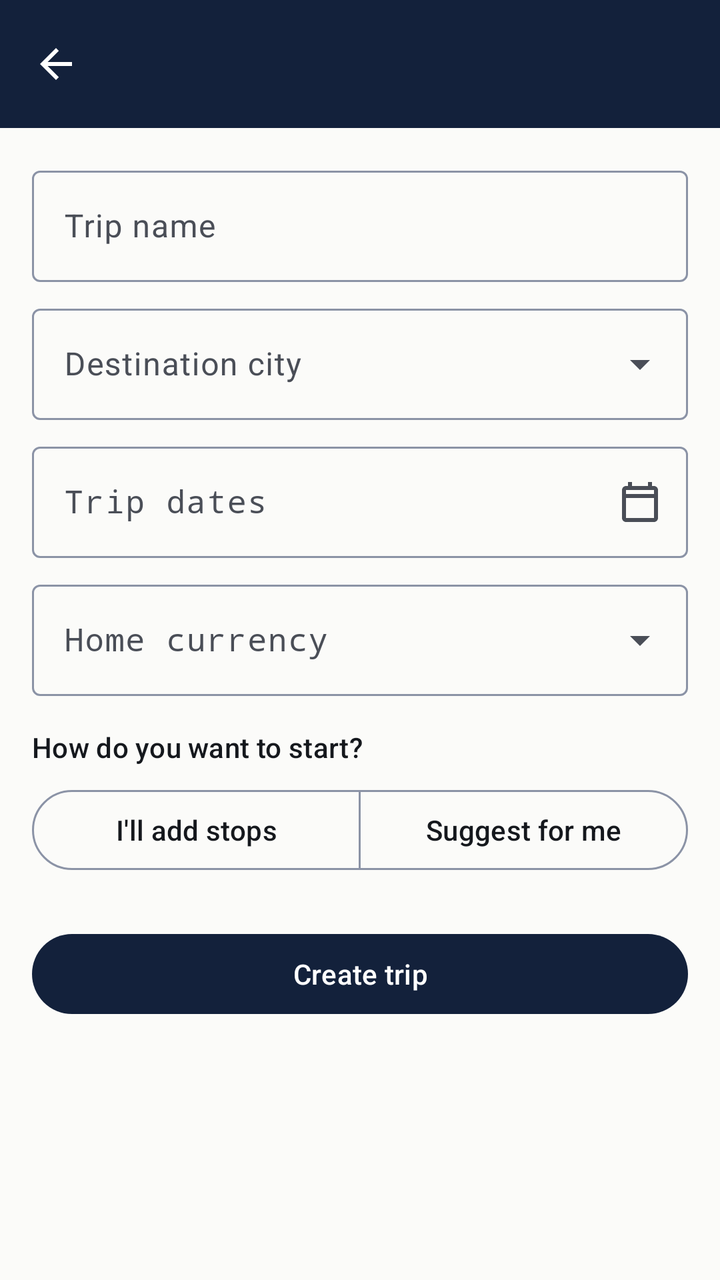
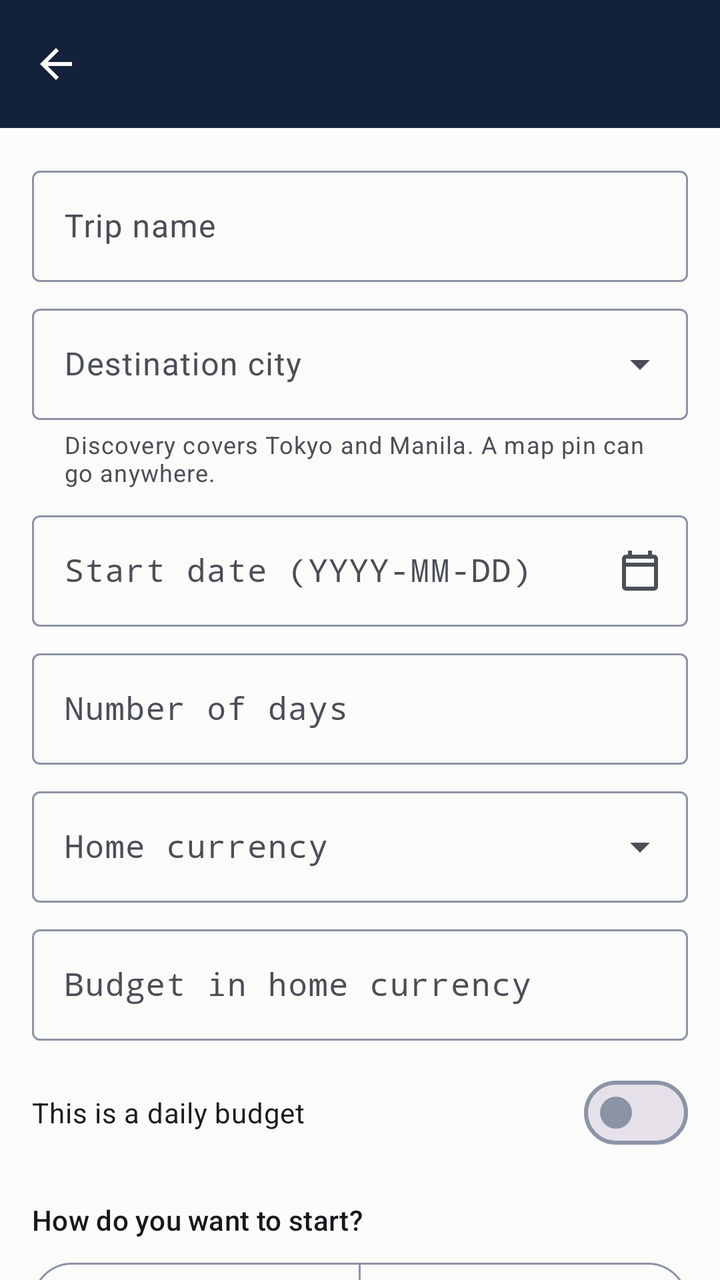

The first picture is an Android layout as it rendered before a commit; the second is the same layout after the commit. The layout source and the unified diff follow.
<!-- AndroidManifest.xml: application theme Theme.TripFit -->
<!-- res/layout/activity_new_trip.xml -->
<?xml version="1.0" encoding="utf-8"?>
<LinearLayout xmlns:android="http://schemas.android.com/apk/res/android"
    xmlns:app="http://schemas.android.com/apk/res-auto"
    xmlns:tools="http://schemas.android.com/tools"
    android:id="@+id/new_trip_root"
    android:layout_width="match_parent"
    android:layout_height="match_parent"
    android:background="?attr/colorSurface"
    android:orientation="vertical"
    tools:context=".NewTripActivity">

    <include layout="@layout/view_toolbar" />

    <androidx.core.widget.NestedScrollView
        android:layout_width="match_parent"
        android:layout_height="0dp"
        android:layout_weight="1">

        <LinearLayout
            android:layout_width="match_parent"
            android:layout_height="wrap_content"
            android:orientation="vertical"
            android:padding="@dimen/space_md">

            <com.google.android.material.textfield.TextInputLayout
                android:id="@+id/layout_trip_name"
                style="@style/Widget.Material3.TextInputLayout.OutlinedBox"
                android:layout_width="match_parent"
                android:layout_height="wrap_content"
                android:hint="@string/field_trip_name_hint">

                <com.google.android.material.textfield.TextInputEditText
                    android:id="@+id/input_trip_name"
                    android:layout_width="match_parent"
                    android:layout_height="wrap_content"
                    android:imeOptions="actionDone"
                    android:inputType="textCapWords"
                    android:maxLength="60" />

            </com.google.android.material.textfield.TextInputLayout>

            <com.google.android.material.textfield.TextInputLayout
                android:id="@+id/layout_city"
                style="@style/Widget.Material3.TextInputLayout.OutlinedBox.ExposedDropdownMenu"
                android:layout_width="match_parent"
                android:layout_height="wrap_content"
                android:layout_marginTop="@dimen/space_sm"
                android:hint="@string/field_city_hint">

                <com.google.android.material.textfield.MaterialAutoCompleteTextView
                    android:id="@+id/input_city"
                    android:layout_width="match_parent"
                    android:layout_height="wrap_content"
                    android:inputType="none" />

            </com.google.android.material.textfield.TextInputLayout>

            <com.google.android.material.textfield.TextInputLayout
                android:id="@+id/layout_dates"
                style="@style/Widget.Material3.TextInputLayout.OutlinedBox"
                android:layout_width="match_parent"
                android:layout_height="wrap_content"
                android:layout_marginTop="@dimen/space_sm"
                android:hint="@string/field_dates_hint"
                app:endIconContentDescription="@string/cd_pick_dates"
                app:endIconDrawable="@drawable/ic_calendar_24"
                app:endIconMode="custom">

                <com.google.android.material.textfield.TextInputEditText
                    android:id="@+id/input_dates"
                    android:layout_width="match_parent"
                    android:layout_height="wrap_content"
                    android:focusable="false"
                    android:fontFamily="monospace"
                    android:inputType="none" />

            </com.google.android.material.textfield.TextInputLayout>

            <com.google.android.material.textfield.TextInputLayout
                android:id="@+id/layout_currency"
                style="@style/Widget.Material3.TextInputLayout.OutlinedBox.ExposedDropdownMenu"
                android:layout_width="match_parent"
                android:layout_height="wrap_content"
                android:layout_marginTop="@dimen/space_sm"
                android:hint="@string/field_currency_hint">

                <com.google.android.material.textfield.MaterialAutoCompleteTextView
                    android:id="@+id/input_currency"
                    android:layout_width="match_parent"
                    android:layout_height="wrap_content"
                    android:fontFamily="monospace"
                    android:inputType="none" />

            </com.google.android.material.textfield.TextInputLayout>

            <TextView
                android:layout_width="match_parent"
                android:layout_height="wrap_content"
                android:layout_marginTop="@dimen/space_md"
                android:layout_marginBottom="@dimen/space_sm"
                android:text="@string/plan_mode_title"
                android:textAppearance="?attr/textAppearanceTitleSmall"
                android:textColor="?attr/colorOnSurface" />

            <com.google.android.material.button.MaterialButtonToggleGroup
                android:id="@+id/toggle_plan_mode"
                android:layout_width="match_parent"
                android:layout_height="wrap_content"
                app:selectionRequired="true"
                app:singleSelection="true">

                <com.google.android.material.button.MaterialButton
                    android:id="@+id/button_plan_manual"
                    style="?attr/materialButtonOutlinedStyle"
                    android:layout_width="0dp"
                    android:layout_height="wrap_content"
                    android:layout_weight="1"
                    android:text="@string/plan_mode_manual" />

                <com.google.android.material.button.MaterialButton
                    android:id="@+id/button_plan_discover"
                    style="?attr/materialButtonOutlinedStyle"
                    android:layout_width="0dp"
                    android:layout_height="wrap_content"
                    android:layout_weight="1"
                    android:text="@string/plan_mode_discover" />

            </com.google.android.material.button.MaterialButtonToggleGroup>

            <com.google.android.material.button.MaterialButton
                android:id="@+id/button_create_trip"
                android:layout_width="match_parent"
                android:layout_height="wrap_content"
                android:layout_marginTop="@dimen/space_lg"
                android:text="@string/action_create_trip" />

        </LinearLayout>

    </androidx.core.widget.NestedScrollView>

</LinearLayout>
<!-- res/layout/view_toolbar.xml (included above) -->
<?xml version="1.0" encoding="utf-8"?>
<com.google.android.material.appbar.AppBarLayout xmlns:android="http://schemas.android.com/apk/res/android"
    xmlns:app="http://schemas.android.com/apk/res-auto"
    android:layout_width="match_parent"
    android:layout_height="wrap_content"
    android:background="@color/ticket_carrier_navy"
    android:elevation="0dp"
    android:fitsSystemWindows="true">

    <com.google.android.material.appbar.MaterialToolbar
        android:id="@+id/toolbar"
        android:layout_width="match_parent"
        android:layout_height="?attr/actionBarSize"
        android:background="@color/ticket_carrier_navy"
        app:navigationContentDescription="@string/cd_back"
        app:navigationIcon="@drawable/ic_arrow_back_24"
        app:navigationIconTint="@color/on_ticket_carrier"
        app:titleTextColor="@color/on_ticket_carrier" />

</com.google.android.material.appbar.AppBarLayout>
<!-- resources referenced by this layout -->
<resources>
  <color name="on_ticket_carrier">#FFFFFF</color>
  <color name="ticket_carrier_navy">#13213B</color>
  <dimen name="space_lg">24dp</dimen>
  <dimen name="space_md">16dp</dimen>
  <dimen name="space_sm">8dp</dimen>
  <!-- drawable ic_arrow_back_24 (drawable) -->
  <vector xmlns:android="http://schemas.android.com/apk/res/android"
      android:width="24dp"
      android:height="24dp"
      android:viewportWidth="24"
      android:viewportHeight="24"
      android:tint="?attr/colorOnSurface">
      <path
          android:fillColor="@android:color/white"
          android:pathData="M20,11H7.83l5.59,-5.59L12,4l-8,8 8,8 1.41,-1.41L7.83,13H20v-2z" />
  </vector>
  <!-- drawable ic_calendar_24 (drawable) -->
  <vector xmlns:android="http://schemas.android.com/apk/res/android"
      android:width="24dp"
      android:height="24dp"
      android:viewportWidth="24"
      android:viewportHeight="24"
      android:tint="?attr/colorOnSurfaceVariant">
      <path
          android:fillColor="@android:color/white"
          android:pathData="M19,4h-1V2h-2v2H8V2H6v2H5C3.89,4 3.01,4.9 3.01,6L3,20c0,1.1 0.89,2 2,2h14c1.1,0 2,-0.9 2,-2V6C21,4.9 20.1,4 19,4zM19,20H5V10h14V20zM19,8H5V6h14V8z" />
  </vector>
  <string name="action_create_trip">Create trip</string>
  <string name="cd_back">Back</string>
  <string name="cd_pick_dates">Choose trip dates</string>
  <string name="field_city_hint">Destination city</string>
  <string name="field_currency_hint">Home currency</string>
  <string name="field_dates_hint">Trip dates</string>
  <string name="field_trip_name_hint">Trip name</string>
  <string name="plan_mode_discover">Suggest for me</string>
  <string name="plan_mode_manual">I\'ll add stops</string>
  <string name="plan_mode_title">How do you want to start?</string>
  <style name="Theme.TripFit" parent="Base.Theme.TripFit" />
  <color name="md_primary">#13213B</color>
  <color name="md_on_primary">#FFFFFF</color>
  <color name="md_primary_container">#D7DEEA</color>
  <color name="md_on_primary_container">#13213B</color>
  <color name="md_secondary">#8A5B00</color>
  <color name="md_on_secondary">#FFFFFF</color>
  <color name="md_secondary_container">#FFE8B2</color>
  <color name="md_on_secondary_container">#2B1B00</color>
  <color name="md_background">#FBFBF9</color>
  <color name="md_on_background">#15181D</color>
  <color name="md_surface">#FBFBF9</color>
  <color name="md_on_surface">#15181D</color>
  <color name="md_surface_variant">#E7E9ED</color>
  <color name="md_on_surface_variant">#4A4E57</color>
  <color name="md_outline">#8B93A6</color>
  <!-- unchanged entries left out for length: 1 -->
</resources>

<!-- the commit's change to res/layout/activity_new_trip.xml (unified diff, before → after) -->
@@ -33,7 +33,7 @@
                     android:id="@+id/input_trip_name"
                     android:layout_width="match_parent"
                     android:layout_height="wrap_content"
-                    android:imeOptions="actionDone"
+                    android:imeOptions="actionNext"
                     android:inputType="textCapWords"
                     android:maxLength="60" />
 
@@ -45,7 +45,8 @@
                 android:layout_width="match_parent"
                 android:layout_height="wrap_content"
                 android:layout_marginTop="@dimen/space_sm"
-                android:hint="@string/field_city_hint">
+                android:hint="@string/field_city_hint"
+                app:helperText="@string/field_city_helper">
 
                 <com.google.android.material.textfield.MaterialAutoCompleteTextView
                     android:id="@+id/input_city"
@@ -70,9 +71,30 @@
                     android:id="@+id/input_dates"
                     android:layout_width="match_parent"
                     android:layout_height="wrap_content"
-                    android:focusable="false"
-                    android:fontFamily="monospace"
-                    android:inputType="none" />
+                    android:digits="0123456789-"
+                    android:fontFamily="monospace"
+                    android:imeOptions="actionNext"
+                    android:inputType="number"
+                    android:maxLength="10" />
+
+            </com.google.android.material.textfield.TextInputLayout>
+
+            <com.google.android.material.textfield.TextInputLayout
+                android:id="@+id/layout_days"
+                style="@style/Widget.Material3.TextInputLayout.OutlinedBox"
+                android:layout_width="match_parent"
+                android:layout_height="wrap_content"
+                android:layout_marginTop="@dimen/space_sm"
+                android:hint="@string/field_days_hint">
+
+                <com.google.android.material.textfield.TextInputEditText
+                    android:id="@+id/input_days"
+                    android:layout_width="match_parent"
+                    android:layout_height="wrap_content"
+                    android:fontFamily="monospace"
+                    android:imeOptions="actionNext"
+                    android:inputType="number"
+                    android:maxLength="3" />
 
             </com.google.android.material.textfield.TextInputLayout>
 
@@ -92,6 +114,49 @@
                     android:inputType="none" />
 
             </com.google.android.material.textfield.TextInputLayout>
+
+            <com.google.android.material.textfield.TextInputLayout
+                android:id="@+id/layout_budget"
+                style="@style/Widget.Material3.TextInputLayout.OutlinedBox"
+                android:layout_width="match_parent"
+                android:layout_height="wrap_content"
+                android:layout_marginTop="@dimen/space_sm"
+                android:hint="@string/field_budget_home_hint">
+
+                <com.google.android.material.textfield.TextInputEditText
+                    android:id="@+id/input_budget"
+                    android:layout_width="match_parent"
+                    android:layout_height="wrap_content"
+                    android:fontFamily="monospace"
+                    android:imeOptions="actionDone"
+                    android:inputType="numberDecimal"
+                    android:maxLength="12" />
+
+            </com.google.android.material.textfield.TextInputLayout>
+
+            <com.google.android.material.materialswitch.MaterialSwitch
+                android:id="@+id/switch_daily_budget"
+                android:layout_width="match_parent"
+                android:layout_height="wrap_content"
+                android:layout_marginTop="@dimen/space_sm"
+                android:minHeight="56dp"
+                android:text="@string/switch_daily_budget" />
+
+            <TextView
+                android:id="@+id/text_edit_note"
+                android:layout_width="match_parent"
+                android:layout_height="wrap_content"
+                android:layout_marginTop="@dimen/space_sm"
+                android:text="@string/trip_edit_note"
+                android:textAppearance="?attr/textAppearanceBodySmall"
+                android:textColor="?attr/colorOnSurfaceVariant"
+                android:visibility="gone" />
+
+            <LinearLayout
+                android:id="@+id/plan_mode_group"
+                android:layout_width="match_parent"
+                android:layout_height="wrap_content"
+                android:orientation="vertical">
 
             <TextView
                 android:layout_width="match_parent"
@@ -126,6 +191,8 @@
                     android:text="@string/plan_mode_discover" />
 
             </com.google.android.material.button.MaterialButtonToggleGroup>
+
+            </LinearLayout>
 
             <com.google.android.material.button.MaterialButton
                 android:id="@+id/button_create_trip"
<!-- resource entries referenced after the edit -->
@@ -30,13 +30,18 @@
   <string name="action_create_trip">Create trip</string>
   <string name="cd_back">Back</string>
   <string name="cd_pick_dates">Choose trip dates</string>
+  <string name="field_budget_home_hint">Budget in home currency</string>
+  <string name="field_city_helper">Discovery covers Tokyo and Manila. A map pin can go anywhere.</string>
   <string name="field_city_hint">Destination city</string>
   <string name="field_currency_hint">Home currency</string>
-  <string name="field_dates_hint">Trip dates</string>
+  <string name="field_dates_hint">Start date (YYYY-MM-DD)</string>
+  <string name="field_days_hint">Number of days</string>
   <string name="field_trip_name_hint">Trip name</string>
   <string name="plan_mode_discover">Suggest for me</string>
   <string name="plan_mode_manual">I\'ll add stops</string>
   <string name="plan_mode_title">How do you want to start?</string>
+  <string name="switch_daily_budget">This is a daily budget</string>
+  <string name="trip_edit_note">Changing city keeps your existing stops. Changing currency keeps the numeric budget, so review your category limits in Budget.</string>
   <style name="Theme.TripFit" parent="Base.Theme.TripFit" />
   <color name="md_primary">#13213B</color>
   <color name="md_on_primary">#FFFFFF</color>
